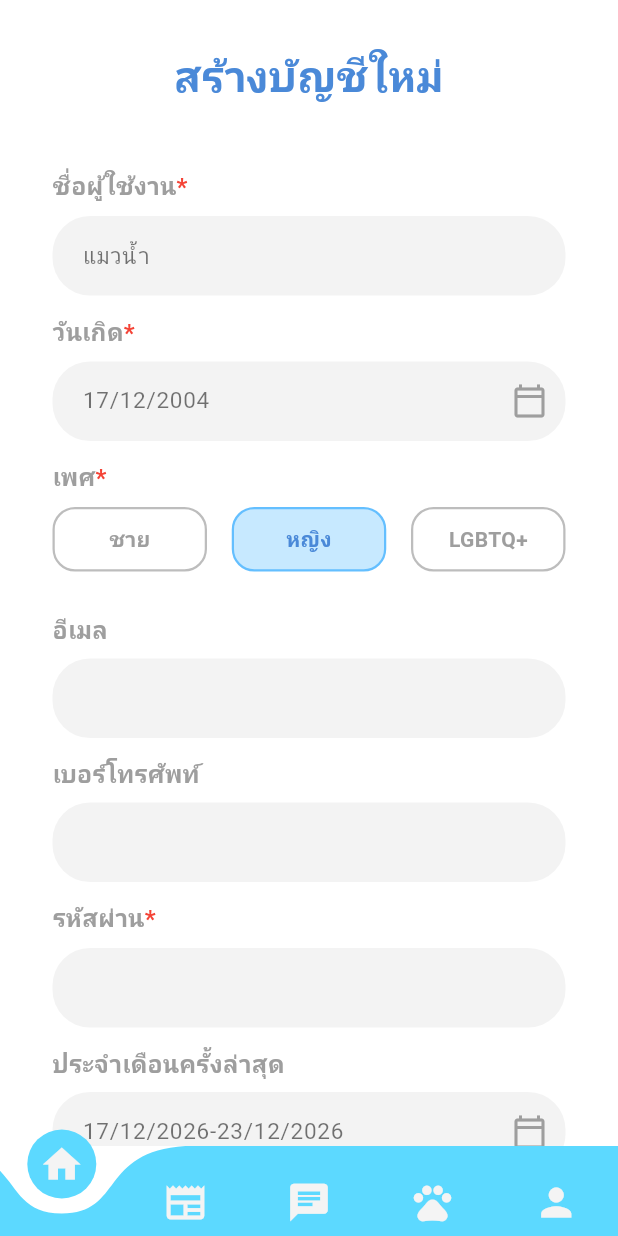
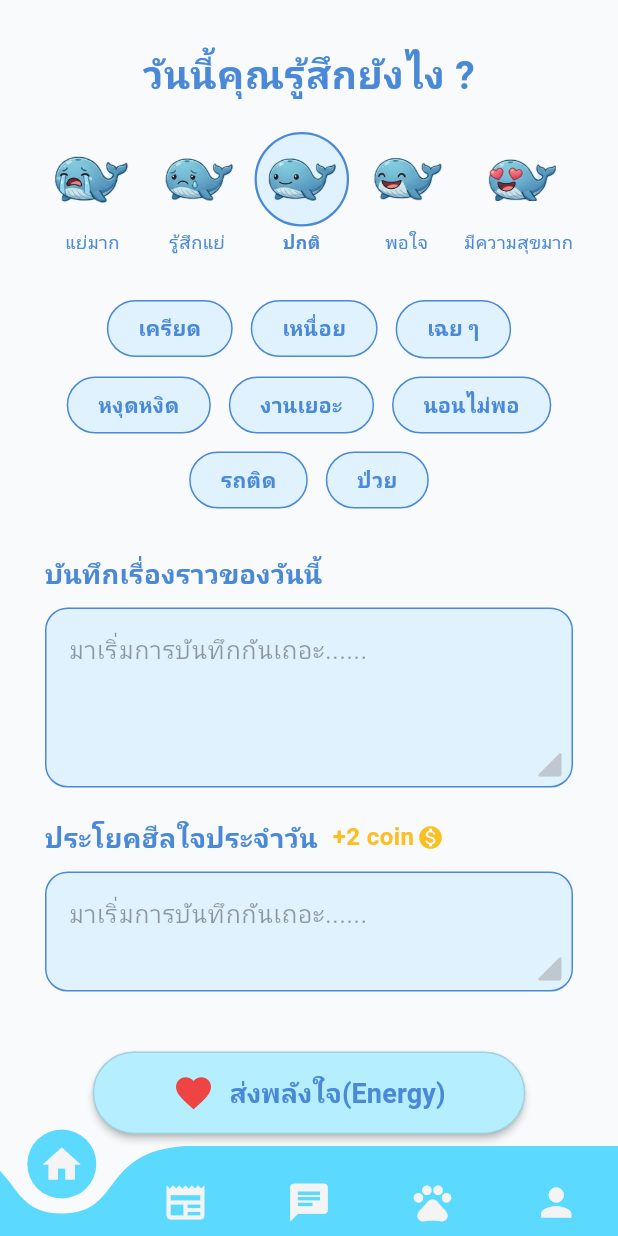
Before and after one commit to punnawat0755-cell/App2, a Flutter app: the screen it shows after launch, on a phone screen of 412 x 824 dp. Run offline on Flutter 3.47's test engine with Material 3 defaults, Android fonts, the phone set to English and light mode, and no system bars; drawn by our look-alikes of curved_navigation_bar; our stand-ins replace get, google_fonts, pod_player, supabase_flutter, video_player; accounts and stored records are empty; Roboto replaces fonts that are missing (Mitr).

Commit message:
add pulse

```diff
--- a/lib/bottonbar.dart
+++ b/lib/bottonbar.dart
@@ -9,6 +9,7 @@ import 'package:flutter_application_1/module/login/view/logo.dart';
 import 'package:flutter_application_1/module/login/view/register.dart';
 import 'package:flutter_application_1/module/login/view/singup.dart';
 import 'package:flutter_application_1/module/policy/view/policy.dart';
+import 'package:flutter_application_1/module/pulse/view/pulsecheck.dart';
 import 'package:flutter_application_1/module/reset/view/newpassword.dart';
 import 'package:flutter_application_1/module/reset/view/reset.dart';
 import 'package:flutter_application_1/module/reset/view/resetsent.dart';
@@ -36,6 +37,7 @@ class _BottomNavBarState extends State<BottomNavBar> {
   // ---------------------------------------------------------
   final List<Widget> _pages = [
     // const LoginPage(),
+    const Pulsecheck(),
     const Signup(),
     const LoginPagetwo(),
     // const RegisterPage(),
--- /dev/null
+++ b/lib/module/pulse/view/pulsecheck.dart
@@ -0,0 +1,311 @@
+import 'package:flutter/material.dart';
+
+class Pulsecheck extends StatefulWidget {
+  const Pulsecheck({super.key});
+
+  @override
+  State<Pulsecheck> createState() => _PulsecheckState();
+}
+
+class _PulsecheckState extends State<Pulsecheck> {
+  // ตัวแปรเก็บค่าที่เลือก
+  int selectedMoodIndex = 2; // ค่าเริ่มต้น (ปกติ)
+  List<String> selectedTags = [];
+
+  final TextEditingController storyController = TextEditingController();
+  final TextEditingController healingController = TextEditingController();
+
+  // ข้อมูลอารมณ์ (รูปวาฬ และ ข้อความ)
+  final List<Map<String, String>> moods = [
+    {"image": "assets/images/whale_cry.png", "label": "แย่มาก"},
+    {"image": "assets/images/whale_sad.png", "label": "รู้สึกแย่"},
+    {"image": "assets/images/whale_impassible.png", "label": "ปกติ"},
+    {"image": "assets/images/whale_happy.png", "label": "พอใจ"},
+    {"image": "assets/images/whale_love.png", "label": "มีความสุขมาก"},
+  ];
+
+  // ข้อมูลแท็กความรู้สึก
+  final List<String> tags = [
+    "เครียด",
+    "เหนื่อย",
+    "เฉย ๆ",
+    "หงุดหงิด",
+    "งานเยอะ",
+    "นอนไม่พอ",
+    "รถติด",
+    "ป่วย",
+  ];
+
+  // โทนสีหลักของแอป
+  final Color mainBlue = const Color(0xFF4A89D8);
+  final Color lightFillBlue = const Color(0xFFE0F2FE); // สีฟ้าน้ำทะเลอ่อนๆ
+  final Color tagFillBlue = const Color(
+    0xFF93C5FD,
+  ); // สีฟ้าเข้มขึ้นมาหน่อยสำหรับปุ่มที่เลือก
+
+  @override
+  Widget build(BuildContext context) {
+    return Scaffold(
+      backgroundColor: const Color(
+        0xFFF9FAFB,
+      ), // สีพื้นหลังแอปออกเทาขาวนิดๆ ตามรูป
+      body: SafeArea(
+        child: SingleChildScrollView(
+          padding: const EdgeInsets.symmetric(horizontal: 30, vertical: 30),
+          child: Column(
+            crossAxisAlignment: CrossAxisAlignment.stretch,
+            children: [
+              // --- 1. หัวข้อ ---
+              Text(
+                "วันนี้คุณรู้สึกยังไง ?",
+                textAlign: TextAlign.center,
+                style: TextStyle(
+                  fontSize: 26,
+                  fontWeight: FontWeight.bold,
+                  color: mainBlue,
+                ),
+              ),
+              const SizedBox(height: 20),
+
+              // --- 2. แถวเลือกอารมณ์ (น้องวาฬ) ---
+              Row(
+                mainAxisAlignment: MainAxisAlignment.spaceBetween,
+                children: List.generate(moods.length, (index) {
+                  bool isSelected = selectedMoodIndex == index;
+                  return GestureDetector(
+                    onTap: () => setState(() => selectedMoodIndex = index),
+                    child: Column(
+                      children: [
+                        // กล่องใส่รูปวาฬ (ใส่เอฟเฟกต์เด้ง/เปลี่ยนสีตอนเลือกได้)
+                        Container(
+                          padding: const EdgeInsets.all(5),
+                          decoration: BoxDecoration(
+                            shape: BoxShape.circle,
+                            color: isSelected
+                                ? lightFillBlue
+                                : Colors.transparent,
+                            border: Border.all(
+                              color: isSelected ? mainBlue : Colors.transparent,
+                              width: 1.5,
+                            ),
+                          ),
+                          child: Image.asset(
+                            moods[index]["image"]!,
+                            width: 50, // ปรับขนาดรูปวาฬตรงนี้
+                            height: 50,
+                            errorBuilder: (context, error, stackTrace) => Icon(
+                              Icons.pets,
+                              color: mainBlue,
+                              size: 90,
+                            ), // เผื่อหาไฟล์ไม่เจอ
+                          ),
+                        ),
+                        const SizedBox(height: 2),
+                        Text(
+                          moods[index]["label"]!,
+                          style: TextStyle(
+                            fontSize: 12,
+                            fontWeight: isSelected
+                                ? FontWeight.bold
+                                : FontWeight.normal,
+                            color: mainBlue,
+                          ),
+                        ),
+                      ],
+                    ),
+                  );
+                }),
+              ),
+              const SizedBox(height: 30),
+
+              // --- 3. แท็กความรู้สึก (เลือกได้หลายอัน) ---
+              Wrap(
+                spacing: 12,
+                runSpacing: 12,
+                alignment: WrapAlignment.center,
+                children: tags.map((tag) {
+                  bool isSelected = selectedTags.contains(tag);
+                  return GestureDetector(
+                    onTap: () {
+                      setState(() {
+                        if (isSelected) {
+                          selectedTags.remove(tag);
+                        } else {
+                          selectedTags.add(tag);
+                        }
+                      });
+                    },
+                    child: Container(
+                      padding: const EdgeInsets.symmetric(
+                        horizontal: 20,
+                        vertical: 8,
+                      ),
+                      decoration: BoxDecoration(
+                        color: isSelected ? tagFillBlue : lightFillBlue,
+                        borderRadius: BorderRadius.circular(20),
+                        border: Border.all(color: mainBlue, width: 1),
+                      ),
+                      child: Text(
+                        tag,
+                        style: TextStyle(
+                          color: isSelected ? Colors.white : mainBlue,
+                          fontWeight: FontWeight.bold,
+                          fontSize: 14,
+                        ),
+                      ),
+                    ),
+                  );
+                }).toList(),
+              ),
+              const SizedBox(height: 30),
+
+              // --- 4. บันทึกเรื่องราวของวันนี้ ---
+              Text(
+                "บันทึกเรื่องราวของวันนี้",
+                style: TextStyle(
+                  fontSize: 18,
+                  fontWeight: FontWeight.bold,
+                  color: mainBlue,
+                ),
+              ),
+              const SizedBox(height: 10),
+              _buildCustomTextField(
+                controller: storyController,
+                hintText: "มาเริ่มการบันทึกกันเถอะ......",
+                height: 120,
+              ),
+              const SizedBox(height: 20),
+
+              // --- 5. ประโยคฮีลใจประจำวัน + Coin ---
+              Row(
+                children: [
+                  Text(
+                    "ประโยคฮีลใจประจำวัน",
+                    style: TextStyle(
+                      fontSize: 18,
+                      fontWeight: FontWeight.bold,
+                      color: mainBlue,
+                    ),
+                  ),
+                  const SizedBox(width: 10),
+                  const Text(
+                    "+2 coin",
+                    style: TextStyle(
+                      fontSize: 16,
+                      fontWeight: FontWeight.bold,
+                      color: Color(0xFFFBBF24), // สีเหลืองทอง
+                    ),
+                  ),
+                  const SizedBox(width: 2),
+                  const Icon(
+                    Icons.monetization_on,
+                    color: Color(0xFFFBBF24),
+                    size: 18,
+                  ),
+                ],
+              ),
+              const SizedBox(height: 10),
+              _buildCustomTextField(
+                controller: healingController,
+                hintText: "มาเริ่มการบันทึกกันเถอะ......",
+                height: 80,
+              ),
+              const SizedBox(height: 40),
+
+              // --- 6. ปุ่มส่งพลังใจ ---
+              Center(
+                child: SizedBox(
+                  width: MediaQuery.of(context).size.width * 0.7,
+                  height: 55,
+                  child: ElevatedButton(
+                    onPressed: () {
+                      // TODO: ทำการบันทึกข้อมูลเข้า Database
+                      print("อารมณ์: ${moods[selectedMoodIndex]['label']}");
+                      print("แท็ก: $selectedTags");
+                      print("บันทึก: ${storyController.text}");
+                      print("ฮีลใจ: ${healingController.text}");
+                    },
+                    style: ElevatedButton.styleFrom(
+                      backgroundColor: const Color(0xFFB5EFFF), // สีฟ้าพาสเทล
+                      elevation: 2,
+                      shape: RoundedRectangleBorder(
+                        borderRadius: BorderRadius.circular(30),
+                        side: const BorderSide(
+                          color: Colors.black12,
+                          width: 1,
+                        ), // ขอบบางๆ
+                      ),
+                    ),
+                    child: Row(
+                      mainAxisAlignment: MainAxisAlignment.center,
+                      children: [
+                        const Icon(
+                          Icons.favorite,
+                          color: Color(0xFFEF4444),
+                          size: 28,
+                        ), // หัวใจสีแดง
+                        const SizedBox(width: 10),
+                        Text(
+                          "ส่งพลังใจ(Energy)",
+                          style: TextStyle(
+                            fontSize: 18,
+                            fontWeight: FontWeight.bold,
+                            color: mainBlue,
+                          ),
+                        ),
+                      ],
+                    ),
+                  ),
+                ),
+              ),
+              const SizedBox(height: 30),
+            ],
+          ),
+        ),
+      ),
+    );
+  }
+
+  // --- Widget ช่วยสร้างช่องกรอกข้อความสไตล์ตามรูป ---
+  Widget _buildCustomTextField({
+    required TextEditingController controller,
+    required String hintText,
+    required double height,
+  }) {
+    return Container(
+      height: height,
+      decoration: BoxDecoration(
+        color: lightFillBlue, // พื้นหลังสีฟ้าอ่อน
+        borderRadius: BorderRadius.circular(15),
+        border: Border.all(color: mainBlue, width: 1), // ขอบสีฟ้า
+      ),
+      child: Stack(
+        children: [
+          TextField(
+            controller: controller,
+            maxLines: null, // พิมพ์ได้หลายบรรทัด
+            keyboardType: TextInputType.multiline,
+            style: const TextStyle(color: Color(0xFF4A89D8), fontSize: 16),
+            decoration: InputDecoration(
+              hintText: hintText,
+              hintStyle: const TextStyle(color: Colors.black38),
+              border: InputBorder.none,
+              contentPadding: const EdgeInsets.all(15),
+            ),
+          ),
+          // ลายเส้นเฉียงๆ ที่มุมขวาล่างเหมือนในรูป
+          Positioned(
+            bottom: 5,
+            right: 5,
+            child: Icon(
+              Icons
+                  .signal_cellular_4_bar_rounded, // ใช้ไอคอนนี้แทนลายเส้นมุมกล่องได้เนียนๆ
+              color: Colors.grey.withOpacity(0.5),
+              size: 20,
+            ),
+          ),
+        ],
+      ),
+    );
+  }
+}
```
Also changed, not shown: 1 other file.
